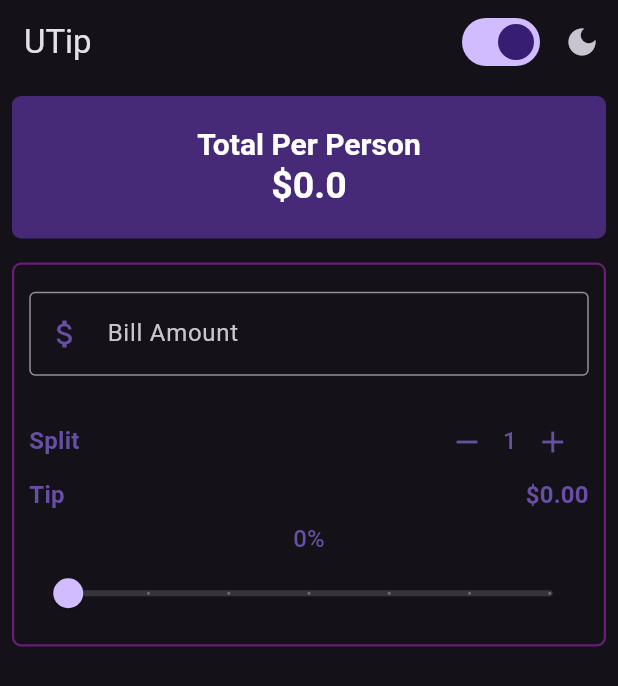
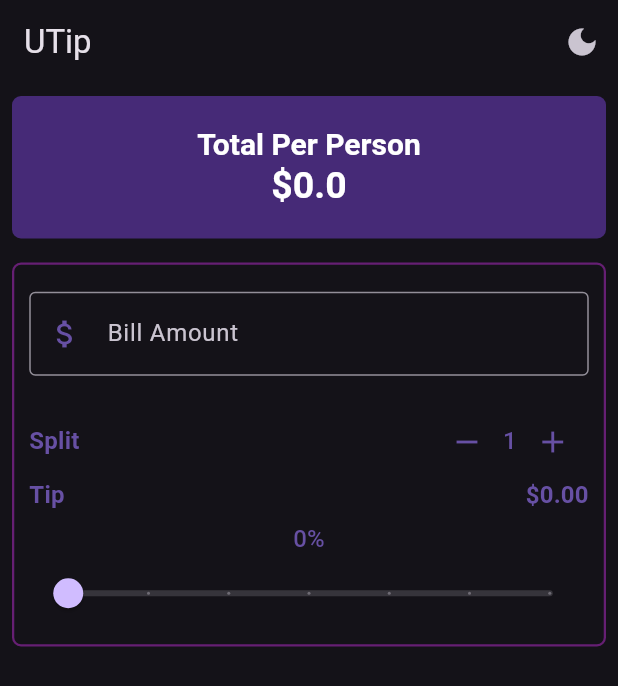
Before and after one commit to Hash001001/Flutter-UTip-Calculator, a Flutter app: the screen it shows after launch, after a tap on the "light mode" icon, on a phone screen of 412 x 824 dp. Shown: the top 686 px of the screen. Run offline on Flutter 3.47's test engine with Material 3 defaults, Android fonts, the phone set to English and light mode, and no system bars.

Commit message:
theme button added

```diff
--- a/lib/home.dart
+++ b/lib/home.dart
@@ -3,6 +3,7 @@ import 'package:flutter_tip_calculator/providers/theme_provider.dart';
 import 'package:flutter_tip_calculator/providers/tip_calculator_provider.dart';
 import 'package:flutter_tip_calculator/widgets/bill_amount.dart';
 import 'package:flutter_tip_calculator/widgets/person_counter.dart';
+import 'package:flutter_tip_calculator/widgets/theme_button.dart';
 import 'package:flutter_tip_calculator/widgets/tip_row.dart';
 import 'package:flutter_tip_calculator/widgets/tip_slider.dart';
 import 'package:flutter_tip_calculator/widgets/total_per_person.dart';
@@ -16,7 +17,6 @@ class MyHome extends StatefulWidget {
 }
 
 class _MyHomeState extends State<MyHome> {
-  bool _toggleValue = false;
 
   final _textController = TextEditingController();
 
@@ -45,15 +45,7 @@ class _MyHomeState extends State<MyHome> {
         appBar: AppBar(
           title: Text("UTip"),
           actions: [
-            Switch(
-              value: (themeProvider.isDarkMode),
-              onChanged: (onChanged) {
-                themeProvider.toggelTheme();
-              },
-            ),
-            IconButton(onPressed: (){
-              themeProvider.toggelTheme();
-            }, icon: themeProvider.isDarkMode ? Icon(Icons.dark_mode) :  Icon(Icons.light_mode))
+            ThemeButtonWidget()
           ],
         ),
         body: Column(
--- /dev/null
+++ b/lib/widgets/theme_button.dart
@@ -0,0 +1,18 @@
+
+import 'package:flutter/material.dart';
+import 'package:flutter_tip_calculator/providers/theme_provider.dart';
+import 'package:provider/provider.dart';
+
+class ThemeButtonWidget extends StatelessWidget {
+  const ThemeButtonWidget({
+    super.key,
+  });
+
+  @override
+  Widget build(BuildContext context) {
+    final themeProvider = Provider.of<ThemeProvider>(context);
+    return IconButton(onPressed: (){
+      themeProvider.toggelTheme();
+    }, icon: themeProvider.isDarkMode ? Icon(Icons.dark_mode) :  Icon(Icons.light_mode));
+  }
+}
```
